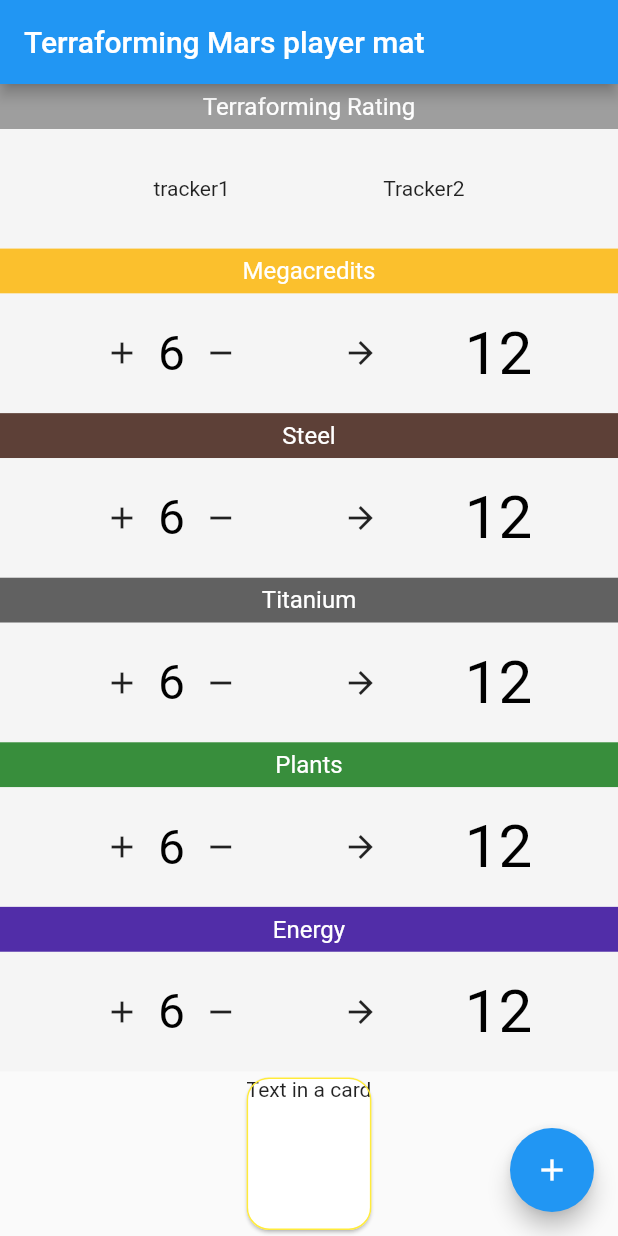
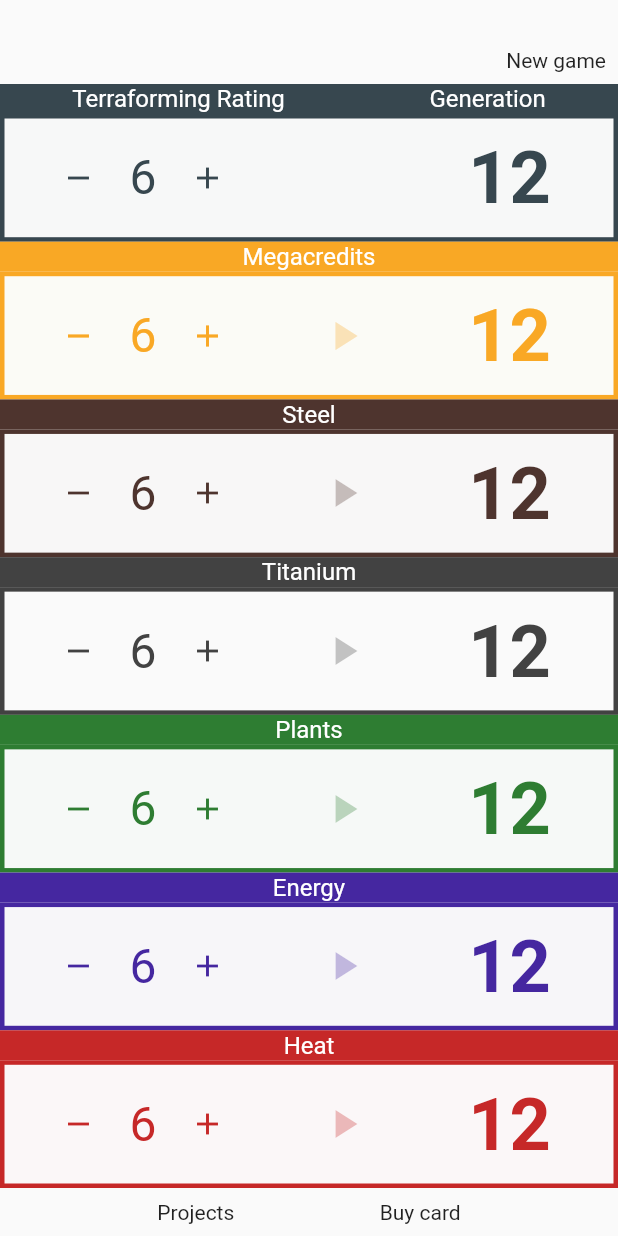
Before and after one commit to sebasrobert/tmTrackerApp, a Flutter app: the screen it shows after launch, on a phone screen of 412 x 824 dp. Run offline on Flutter 3.47's test engine with Material 2 defaults, Android fonts, the phone set to English and light mode, and no system bars; our stand-ins replace numberpicker.

Commit message:
More UI Tweaks

```diff
--- a/lib/main.dart
+++ b/lib/main.dart
@@ -1,6 +1,13 @@
 import 'package:flutter/material.dart';
+import 'package:numberpicker/numberpicker.dart';
 
 void main() => runApp(MyApp());
+
+const double borderCircularRadius = 0;
+const int mainColorTeint = 800;
+const int subColorTeint = 50;
+const double subColorOpacity = 0.2;
+
 
 class MyApp extends StatelessWidget {
   // This widget is the root of your application.
@@ -9,15 +16,6 @@ class MyApp extends StatelessWidget {
     return MaterialApp(
       title: 'Terraforming Mars player mat',
       theme: ThemeData(
-        // This is the theme of your application.
-        //
-        // Try running your application with "flutter run". You'll see the
-        // application has a blue toolbar. Then, without quitting the app, try
-        // changing the primarySwatch below to Colors.green and then invoke
-        // "hot reload" (press "r" in the console where you ran "flutter run",
-        // or simply save your changes to "hot reload" in a Flutter IDE).
-        // Notice that the counter didn't reset back to zero; the application
-        // is not restarted.
         primarySwatch: Colors.blue,
       ),
       home: MyHomePage(title: 'Terraforming Mars player mat'),
@@ -27,15 +25,6 @@ class MyApp extends StatelessWidget {
 
 class MyHomePage extends StatefulWidget {
   MyHomePage({Key key, this.title}) : super(key: key);
-
-  // This widget is the home page of your application. It is stateful, meaning
-  // that it has a State object (defined below) that contains fields that affect
-  // how it looks.
-
-  // This class is the configuration for the state. It holds the values (in this
-  // case the title) provided by the parent (in this case the App widget) and
-  // used by the build method of the State. Fields in a Widget subclass are
-  // always marked "final".
 
   final String title;
 
@@ -48,100 +37,117 @@ class _MyHomePageState extends State<MyHomePage> {
 
   void _incrementCounter() {
     setState(() {
-      // This call to setState tells the Flutter framework that something has
-      // changed in this State, which causes it to rerun the build method below
-      // so that the display can reflect the updated values. If we changed
-      // _counter without calling setState(), then the build method would not be
-      // called again, and so nothing would appear to happen.
       _counter++;
     });
+  }
+
+  void _showDialog(String text, Color color) {
+    showDialog<int>(
+        context: context,
+        builder: (BuildContext context) {
+          return new NumberPickerDialog.integer(
+            minValue: 1,
+            maxValue: 100,
+            initialIntegerValue: 5,
+            title: Row(
+              mainAxisAlignment: MainAxisAlignment.center,
+              children: [
+                Text(
+                  text,
+                  style: TextStyle(
+                    fontSize: 24,
+                    color: color,
+                    fontWeight: FontWeight.w700,
+                  ),
+                ),
+              ],
+            ),
+          );
+        }
+    );
   }
 
   @override
   Widget build(BuildContext context) {
     return Scaffold(
-      appBar: AppBar(
-        title: Text(widget.title),
-
-      ),
+//      appBar: AppBar(
+//        title: Text(widget.title),
+//      ),
 
       body: Center(
         child: Container(
+          decoration: BoxDecoration(
+            color: Colors.transparent,
+            borderRadius: new BorderRadius.only(
+                topLeft:  const  Radius.circular(0.0),
+                topRight: const  Radius.circular(0.0)
+            ),
+          ),
           child: Column(
             children: [
-//              Padding(
-//                padding: EdgeInsets.all(8.0),
-//              ),
-              Expanded(
-                  child: new mainRow()
+              Padding(
+                padding: EdgeInsets.all(12.0),
+              ),
+              Padding(
+                padding: EdgeInsets.all(8.0),
+                child: Row(
+                  mainAxisAlignment: MainAxisAlignment.end,
+                  children: <Widget>[
+                    Text('New game'),
+                  ],
+                ),
               ),
               Expanded(
-                  child: new trackerRow(color: Colors.yellow[700], subColor: Colors.yellow[50], title: 'Megacredits')
+                  child: buildMainRow(color: Colors.blueGrey[mainColorTeint], subcolor: Colors.blueGrey[subColorTeint]),
               ),
               Expanded(
-                  child: new trackerRow(color: Colors.brown[700], subColor: Colors.brown[50], title: 'Steel')
+                  child: buildTrackerRow(color: Colors.yellow[mainColorTeint], subColor: Colors.yellow[subColorTeint], title: 'Megacredits')
               ),
               Expanded(
-                  child: new trackerRow(color: Colors.grey[700], subColor: Colors.grey[100], title: 'Titanium')
+                  child: buildTrackerRow(color: Colors.brown[mainColorTeint], subColor: Colors.brown[subColorTeint], title: 'Steel')
               ),
               Expanded(
-                  child:new trackerRow(color: Colors.green[700], subColor: Colors.green[50], title: 'Plants')
+                  child: buildTrackerRow(color: Colors.grey[mainColorTeint], subColor: Colors.grey[subColorTeint], title: 'Titanium')
               ),
               Expanded(
-                  child:new trackerRow(color: Colors.deepPurple[700], subColor: Colors.deepPurple[50], title: 'Energy')
+                  child: buildTrackerRow(color: Colors.green[mainColorTeint], subColor: Colors.green[subColorTeint], title: 'Plants')
               ),
-//              Expanded(
-//                  child:new trackerRow(color: Colors.red[700], subColor: Colors.red[50], title: 'Heat')
-//              ),
               Expanded(
-                child: new Card(
-                  shape: const RoundedRectangleBorder(
-                    side: BorderSide(
-                        color: Colors.yellow
+                  child: buildTrackerRow(color: Colors.deepPurple[mainColorTeint], subColor: Colors.deepPurple[subColorTeint], title: 'Energy')
               ),
-                    borderRadius: BorderRadius.all(Radius.circular(15.0)),
+              Expanded(
+                  child: buildTrackerRow(color: Colors.red[mainColorTeint], subColor: Colors.red[subColorTeint], title: 'Heat')
               ),
-                  child: new Text("Text in a card")
+              Padding(
+                padding: EdgeInsets.all(8.0),
+                child: Row(
+                  mainAxisAlignment: MainAxisAlignment.spaceEvenly,
+                  children: <Widget>[
+                    Text('Projects'),
+                    Text('Buy card'),
+                  ],
                 ),
-              )
+              ),
             ],
           ),
         ),
       ),
-      floatingActionButton: FloatingActionButton(
-        onPressed: _incrementCounter,
-        tooltip: 'Increment',
-        child: Icon(Icons.add),
-      ),
     );
   }
-}
 
-class trackerRow extends StatelessWidget {
-  const trackerRow({
-    Key key,
-    @required this.color,
-    @required this.subColor,
-    @required this.title,
-  }) : super(key: key);
-
-  final color;
-  final subColor;
-  final title;
-
-  @override
-  Widget build(BuildContext context) => Container(
-    constraints: BoxConstraints(
-
-    ),
+  Widget buildTrackerRow({Color color, Color subColor, String title}) => Container(
       child: Column(
         children: [
           Container(
             constraints: BoxConstraints(
-            minHeight: 30,
+              minHeight: 20,
             ),
             decoration: BoxDecoration(
               color: color,
+              borderRadius: new BorderRadius.only(
+                  topLeft:  const  Radius.circular(borderCircularRadius),
+                  topRight: const  Radius.circular(borderCircularRadius)
+              ),
             ),
             child: Row(
               mainAxisAlignment: MainAxisAlignment.center,
@@ -151,6 +157,7 @@ class trackerRow extends StatelessWidget {
                   style: TextStyle(
                     fontSize: 16,
                     color: Colors.white,
+                    fontWeight: FontWeight.w400,
                   ),
                 ),
               ],
@@ -158,13 +165,21 @@ class trackerRow extends StatelessWidget {
           ),
           Expanded(child:Container(
             decoration: BoxDecoration(
-            color: Colors.grey[100],
+              color: subColor.withOpacity(subColorOpacity),
+              borderRadius: new BorderRadius.only(
+                  bottomLeft:  const  Radius.circular(borderCircularRadius),
+                  bottomRight: const  Radius.circular(borderCircularRadius)
+              ),
+              border: Border.all(
+                color: color,
+                width: 3,
+              ),
             ),
             child: Column(
               mainAxisAlignment: MainAxisAlignment.spaceEvenly,
               children: [
                 Row(
-                mainAxisAlignment: MainAxisAlignment.spaceEvenly,
+                  mainAxisAlignment: MainAxisAlignment.spaceAround,
                   children: [
                     Column(
                       children: [
@@ -173,18 +188,26 @@ class trackerRow extends StatelessWidget {
                               Column(
                                 children: [
                                   IconButton(
-                                  icon: Icon(Icons.add),
+                                      icon: Icon(Icons.remove,
+                                        color: color,
+                                      ),
                                       onPressed: () {}
                                   ),
                                 ],
                               ),
                               Column(
                                 children: [
-                              Text(
+                                  Padding(
+                                    padding: EdgeInsets.only(
+                                      left: 10,
+                                      right: 10,
+                                    ),
+                                    child: Text(
                                       '6',
                                       style: TextStyle(
                                         fontSize: 32,
-                                  color: Colors.black,
+                                        color: color, //Colors.black,
+                                      ),
                                     ),
                                   ),
                                 ],
@@ -192,7 +215,9 @@ class trackerRow extends StatelessWidget {
                               Column(
                                 children: [
                                   IconButton(
-                                  icon: Icon(Icons.remove),
+                                      icon: Icon(Icons.add,
+                                        color: color,
+                                      ),
                                       onPressed: () {}
                                   ),
                                 ],
@@ -203,18 +228,157 @@ class trackerRow extends StatelessWidget {
                     ),
                     Column(
                       children: [
-                      Icon(Icons.arrow_forward),
+                        Icon(Icons.play_arrow,
+                          color: color.withOpacity(0.3),
+                          size: 32,
+                        ),
                       ],
                     ),
                     Column(
                       children: [
-                      Text(
+                        FlatButton(
+                          onPressed: () => _showDialog(title, color),
+                          child: Text(
                             '12',
                             style: TextStyle(
-                          fontSize: 40,
-                          color: Colors.black,
+                              fontSize: 48,
+                              color: color,
+                              fontWeight: FontWeight.w600,
                             ),
                           ),
+                        )
+                      ],
+                    ),
+                  ],
+                ),
+              ],
+            ),
+          )),
+        ],
+      )
+  );
+
+  Widget buildMainRow({Color color, Color subcolor}) => Container(
+      child: Column(
+        children: [
+          Container(
+            constraints: BoxConstraints(
+              minHeight: 20,
+            ),
+            decoration: BoxDecoration(
+              color: color,
+              borderRadius: new BorderRadius.only(
+                  topLeft:  const  Radius.circular(borderCircularRadius),
+                  topRight: const  Radius.circular(borderCircularRadius)
+              ),
+            ),
+            child: Row(
+              mainAxisAlignment: MainAxisAlignment.spaceAround,
+//              crossAxisAlignment: CrossAxisAlignment.center,
+              children: [
+                Text(
+                  'Terraforming Rating',
+                  style: TextStyle(
+                    fontSize: 16,
+                    color: Colors.white,
+                    fontWeight: FontWeight.w400,
+                  ),
+                ),
+                Text(
+                  'Generation',
+                  style: TextStyle(
+                    fontSize: 16,
+                    color: Colors.white,
+                    fontWeight: FontWeight.w400,
+                  ),
+                ),
+              ],
+            ),
+          ),
+          Expanded(child:Container(
+            decoration: BoxDecoration(
+              color: subcolor.withOpacity(subColorOpacity),
+              borderRadius: new BorderRadius.only(
+                  bottomLeft:  const  Radius.circular(borderCircularRadius),
+                  bottomRight: const  Radius.circular(borderCircularRadius)
+              ),
+              border: Border.all(
+                color: color,
+                width: 3,
+              ),
+            ),
+            child: Column(
+              mainAxisAlignment: MainAxisAlignment.spaceEvenly,
+              children: [
+                Row(
+                  mainAxisAlignment: MainAxisAlignment.spaceAround,
+                  children: [
+                    Column(
+                      children: [
+                        Row(
+                          children: [
+                            Column(
+                              children: [
+                                IconButton(
+                                    icon: Icon(Icons.remove,
+                                      color: color,
+                                    ),
+                                    onPressed: () {}
+                                ),
+                              ],
+                            ),
+                            Column(
+                              children: [
+                                Padding(
+                                  padding: EdgeInsets.only(
+                                    left: 10,
+                                    right: 10,
+                                  ),
+                                  child: Text(
+                                    '6',
+                                    style: TextStyle(
+                                      fontSize: 32,
+                                      color: color,
+                                    ),
+                                  ),
+                                ),
+                              ],
+                            ),
+                            Column(
+                              children: [
+                                IconButton(
+                                    icon: Icon(Icons.add,
+                                      color: color,
+                                    ),
+                                    onPressed: () {}
+                                ),
+                              ],
+                            ),
+                          ]
+                        ),
+                      ],
+                    ),
+                    Column(
+                      children: [
+                        Icon(Icons.play_arrow,
+                          color: color.withOpacity(0),
+                          size: 32,
+                        ),
+                      ],
+                    ),
+                    Column(
+                      children: [
+                        FlatButton(
+                          onPressed: () => _showDialog('', color),
+                          child: Text(
+                            '12',
+                            style: TextStyle(
+                              fontSize: 48,
+                              color: color,
+                              fontWeight: FontWeight.w600,
+                            ),
+                          ),
+                        )
                       ],
                     ),
                   ],
@@ -226,61 +390,3 @@ class trackerRow extends StatelessWidget {
       )
   );
 }
-
-class mainRow extends StatelessWidget {
-  const mainRow({
-    Key key,
-  }) : super(key: key);
-
-
-  @override
-  Widget build(BuildContext context) => Container(
-      constraints: BoxConstraints(
-
-      ),
-      child: Column(
-        crossAxisAlignment: CrossAxisAlignment.stretch,
-        mainAxisAlignment: MainAxisAlignment.start,
-        children: [
-          Container(
-            constraints: BoxConstraints(
-              minHeight: 30,
-            ),
-            decoration: BoxDecoration(
-              color: Colors.grey,
-            ),
-            child: Row(
-              mainAxisAlignment: MainAxisAlignment.center,
-              children: [
-                Text(
-                  'Terraforming Rating',
-                  style: TextStyle(
-                    fontSize: 16,
-                    color: Colors.white,
-                  ),
-                ),
-              ],
-            ),
-          ),
-          Expanded(child:Container(
-
-            decoration: BoxDecoration(
-              color: Colors.grey[100],
-            ),
-            child: Column(
-              mainAxisAlignment: MainAxisAlignment.spaceEvenly,
-              children: [
-                Row(
-                  mainAxisAlignment: MainAxisAlignment.spaceEvenly,
-                  children: [
-                    Text('tracker1'),
-                    Text('Tracker2'),
-                  ],
-                ),
-              ],
-            ),
-          )),
-        ],
-      )
-  );
-}
--- a/pubspec.yaml
+++ b/pubspec.yaml
@@ -23,6 +23,7 @@ dependencies:
   # The following adds the Cupertino Icons font to your application.
   # Use with the CupertinoIcons class for iOS style icons.
   cupertino_icons: ^0.1.2
+  numberpicker: ^1.0.0
 
 dev_dependencies:
   flutter_test:
```
Also changed, not shown: pubspec.lock. Lines whose indentation alone changed are shown as unchanged.
